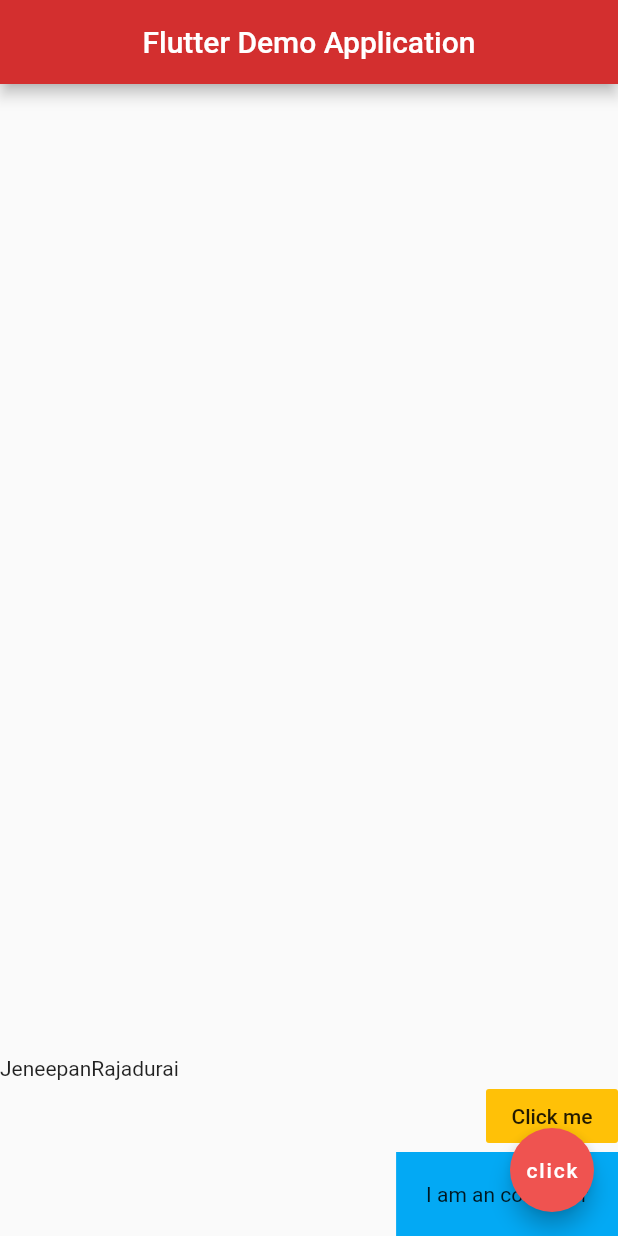
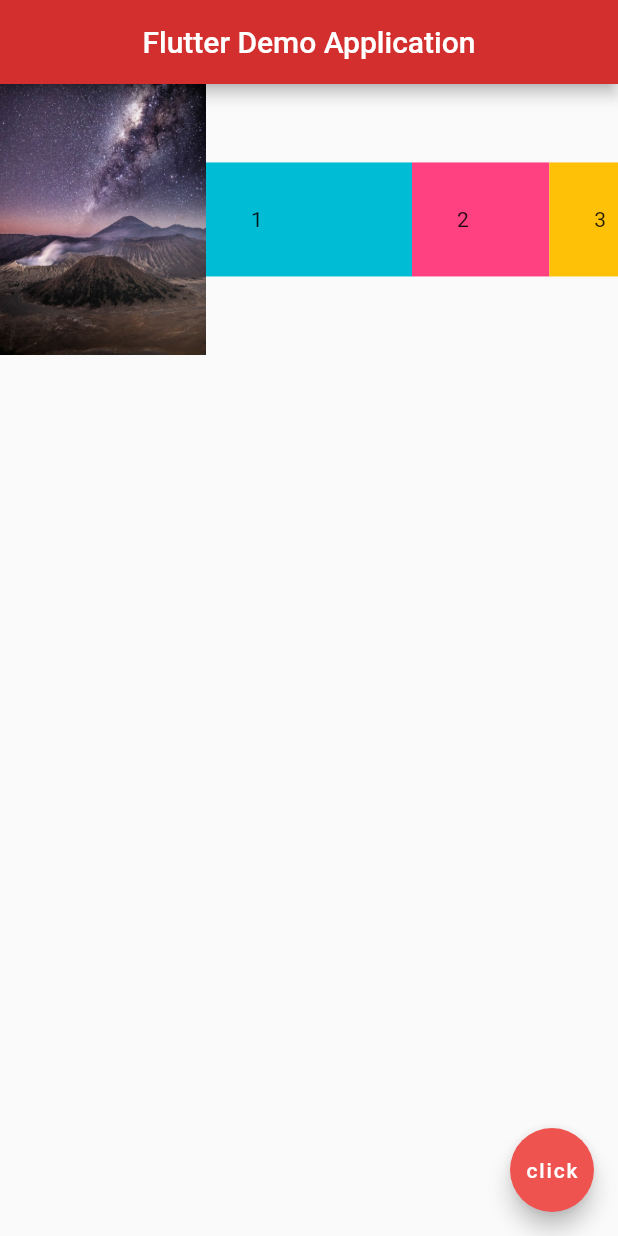
Before and after one commit to jeneeDurai/flutter_demo, a Flutter app: the screen it shows after launch, on a phone screen of 412 x 824 dp. Run offline on Flutter 3.47's test engine with Material 2 defaults, Android fonts, the phone set to English and light mode, and no system bars.

Commit message:
expanded widget

```diff
--- a/lib/main.dart
+++ b/lib/main.dart
@@ -16,27 +16,59 @@ class Home extends StatelessWidget {
         centerTitle: true,
         backgroundColor: Colors.red[700],
       ),
-      body: Column(
-        mainAxisAlignment: MainAxisAlignment.end,
-        crossAxisAlignment: CrossAxisAlignment.end,
+      body: Row(
+//        mainAxisAlignment: MainAxisAlignment.end,
+//        crossAxisAlignment: CrossAxisAlignment.end,
         children: <Widget>[
-          Row(
-            children:<Widget>[
-              Text('Jeneepan'),
-              Text('Rajadurai')
-            ]
+
+          Expanded(
+            flex:3,
+              child: Image.asset("assets/bg.jpg")),
+          Expanded(
+            flex: 3,
+            child: Container(
+              padding: EdgeInsets.all(30.0),
+              color: Colors.cyan,
+              child:Text('1')
+            ),
+          ),
+          Expanded(
+            flex: 2,
+            child: Container(
+                padding: EdgeInsets.all(30.0),
+                color: Colors.pinkAccent,
+                child:Text('2')
+            ),
+          ),
+          Expanded(
+            flex: 1,
+            child: Container(
+                padding: EdgeInsets.all(30.0),
+                color: Colors.amber,
+                child:Text('3')
+            ),
           ),
 
-          FlatButton(
-            onPressed: (){},
-            color:Colors.amber,
-            child:Text('Click me')
-          ),
-          Container(
-            color:Colors.lightBlue,
-            padding:EdgeInsets.all(20.0),
-            child:Text("I am an container")
-          )
+
+
+
+//          Row(
+//            children:<Widget>[
+//              Text('Jeneepan'),
+//              Text('Rajadurai')
+//            ]
+//          ),
+//
+//          FlatButton(
+//            onPressed: (){},
+//            color:Colors.amber,
+//            child:Text('Click me')
+//          ),
+//          Container(
+//            color:Colors.lightBlue,
+//            padding:EdgeInsets.all(20.0),
+//            child:Text("I am an container")
+//          )
         ],
       ),
       floatingActionButton: FloatingActionButton(
```
